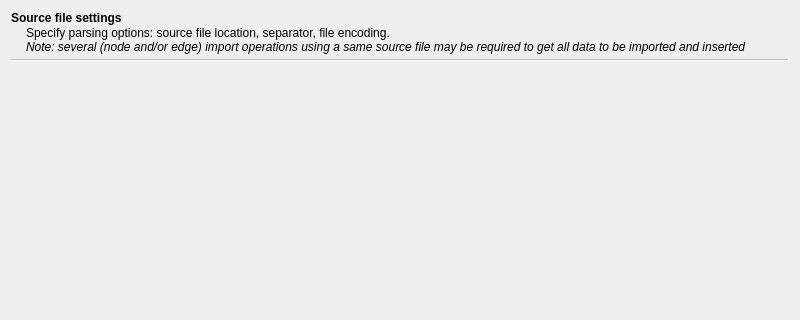
Above: library/tulip-qt/designer/CSVImportWizard.ui from jalamao/tulip-1 before the change; both pictures show x 0 to 800 and y 0 to 320 of the 800 by 600 pixel window. Below: the same form after it.
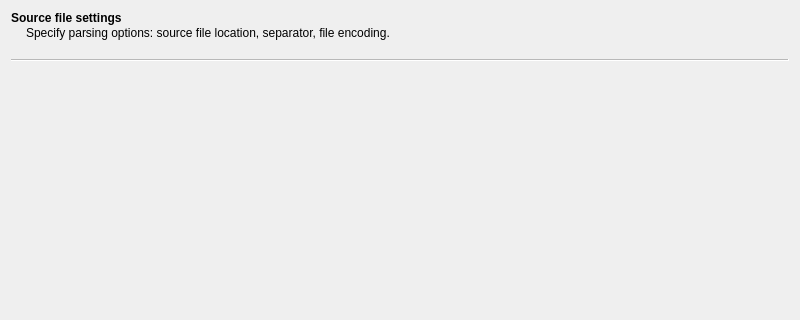
That is the form after the change. Custom widgets are drawn as their Qt base class.

Commit message: Final CSV import GUI improvements

Diff of the .ui file:
```diff
--- a/library/tulip-qt/designer/CSVImportWizard.ui
+++ b/library/tulip-qt/designer/CSVImportWizard.ui
@@ -10,6 +10,12 @@
     <height>600</height>
    </rect>
   </property>
+  <property name="sizePolicy">
+   <sizepolicy hsizetype="Fixed" vsizetype="Fixed">
+    <horstretch>0</horstretch>
+    <verstretch>0</verstretch>
+   </sizepolicy>
+  </property>
   <property name="windowTitle">
    <string>Import CSV data</string>
   </property>
@@ -24,7 +30,7 @@
     <string>Source file settings</string>
    </property>
    <property name="subTitle">
-    <string>Specify parsing options: source file location, separator, file encoding. &lt;br&gt; &lt;em&gt;Note: several (node and/or edge) import operations using a same source file may be required to get all data to be imported and inserted into a same graph.&lt;/em&gt;</string>
+    <string>Specify parsing options: source file location, separator, file encoding.</string>
    </property>
   </widget>
   <widget class="tlp::CSVImportConfigurationQWizardPage" name="importConfigurationWizardPage">
```
The commit also changes 4 other files.
